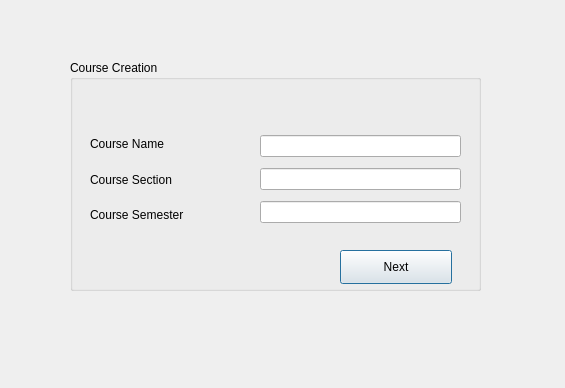
Qt form src/CourseCreationFirst.ui (meeksjt/SuperTeacherGradebook499) before a commit.
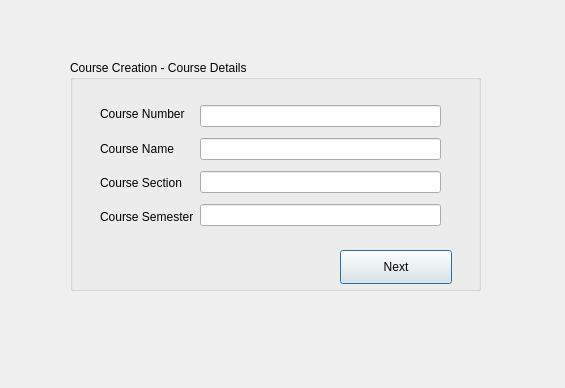
The same form after that commit.

Patch:
```diff
--- a/src/CourseCreationFirst.ui
+++ b/src/CourseCreationFirst.ui
@@ -23,18 +23,40 @@
     </rect>
    </property>
    <property name="title">
-    <string>Course Creation</string>
+    <string>Course Creation - Course Details</string>
    </property>
-   <widget class="QWidget" name="verticalLayoutWidget">
+   <widget class="QPushButton" name="nextButton">
     <property name="geometry">
      <rect>
-      <x>20</x>
-      <y>69</y>
-      <width>121</width>
-      <height>101</height>
+      <x>270</x>
+      <y>190</y>
+      <width>112</width>
+      <height>34</height>
      </rect>
     </property>
+    <property name="text">
+     <string>Next</string>
+    </property>
+   </widget>
+   <widget class="QWidget" name="horizontalLayoutWidget">
+    <property name="geometry">
+     <rect>
+      <x>30</x>
+      <y>40</y>
+      <width>341</width>
+      <height>131</height>
+     </rect>
+    </property>
+    <layout class="QHBoxLayout" name="horizontalLayout">
+     <item>
     <layout class="QVBoxLayout" name="verticalLayout">
+       <item>
+        <widget class="QLabel" name="courseNumberLabel">
+         <property name="text">
+          <string>Course Number</string>
+         </property>
+        </widget>
+       </item>
      <item>
       <widget class="QLabel" name="courseNameLabel">
        <property name="text">
@@ -57,17 +79,12 @@
       </widget>
      </item>
     </layout>
-   </widget>
-   <widget class="QWidget" name="verticalLayoutWidget_2">
-    <property name="geometry">
-     <rect>
-      <x>190</x>
-      <y>70</y>
-      <width>201</width>
-      <height>101</height>
-     </rect>
-    </property>
+     </item>
+     <item>
     <layout class="QVBoxLayout" name="verticalLayout_2">
+       <item>
+        <widget class="QLineEdit" name="courseNumberField"/>
+       </item>
      <item>
       <widget class="QLineEdit" name="courseNameField"/>
      </item>
@@ -78,19 +95,8 @@
       <widget class="QLineEdit" name="courseSemesterField"/>
      </item>
     </layout>
-   </widget>
-   <widget class="QPushButton" name="nextButton">
-    <property name="geometry">
-     <rect>
-      <x>270</x>
-      <y>190</y>
-      <width>112</width>
-      <height>34</height>
-     </rect>
-    </property>
-    <property name="text">
-     <string>Next</string>
-    </property>
+     </item>
+    </layout>
    </widget>
   </widget>
  </widget>
```
Lines whose indentation alone changed are shown as unchanged.
